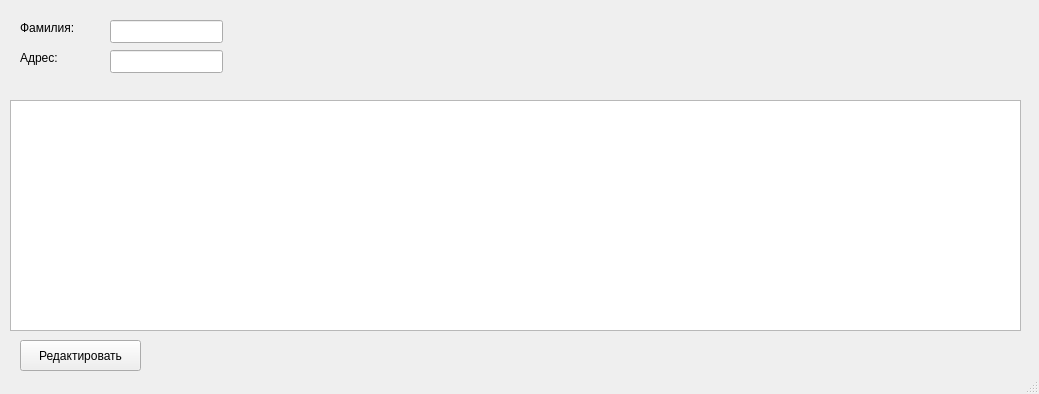
Old version of the form source/search_window.ui in the repository devBibin/database.
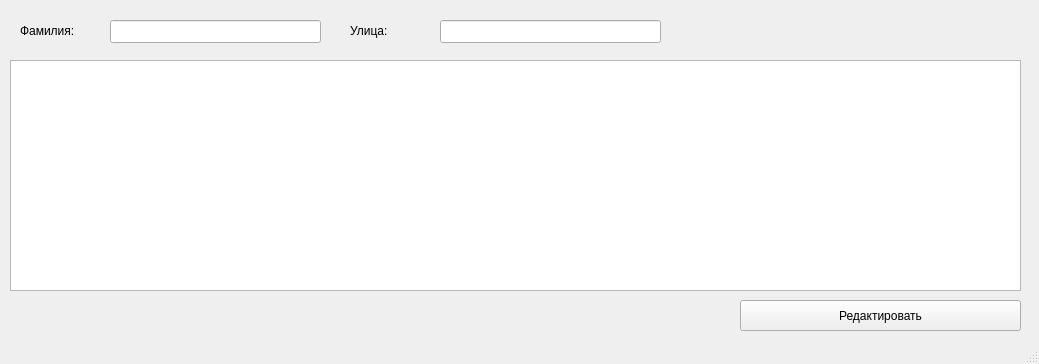
New version of the form.

Diff of the .ui file:
```diff
--- a/source/search_window.ui
+++ b/source/search_window.ui
@@ -7,7 +7,7 @@
     <x>0</x>
     <y>0</y>
     <width>1039</width>
-    <height>394</height>
+    <height>364</height>
    </rect>
   </property>
   <property name="windowTitle">
@@ -18,7 +18,7 @@
     <property name="geometry">
      <rect>
       <x>10</x>
-      <y>100</y>
+      <y>60</y>
       <width>1011</width>
       <height>231</height>
      </rect>
@@ -75,7 +75,7 @@
       <x>20</x>
       <y>20</y>
       <width>81</width>
-      <height>16</height>
+      <height>21</height>
      </rect>
     </property>
     <property name="text">
@@ -87,7 +87,7 @@
      <rect>
       <x>110</x>
       <y>20</y>
-      <width>113</width>
+      <width>211</width>
       <height>23</height>
      </rect>
     </property>
@@ -95,9 +95,9 @@
    <widget class="QPushButton" name="btn_edit">
     <property name="geometry">
      <rect>
-      <x>20</x>
-      <y>340</y>
-      <width>121</width>
+      <x>740</x>
+      <y>300</y>
+      <width>281</width>
       <height>31</height>
      </rect>
     </property>
@@ -108,22 +108,22 @@
    <widget class="QLabel" name="label_2">
     <property name="geometry">
      <rect>
-      <x>20</x>
-      <y>50</y>
+      <x>350</x>
+      <y>20</y>
       <width>81</width>
-      <height>16</height>
+      <height>21</height>
      </rect>
     </property>
     <property name="text">
-     <string>Адрес:</string>
+     <string>Улица:</string>
     </property>
    </widget>
    <widget class="QLineEdit" name="ln_adress">
     <property name="geometry">
      <rect>
-      <x>110</x>
-      <y>50</y>
-      <width>113</width>
+      <x>440</x>
+      <y>20</y>
+      <width>221</width>
       <height>23</height>
      </rect>
     </property>
```
